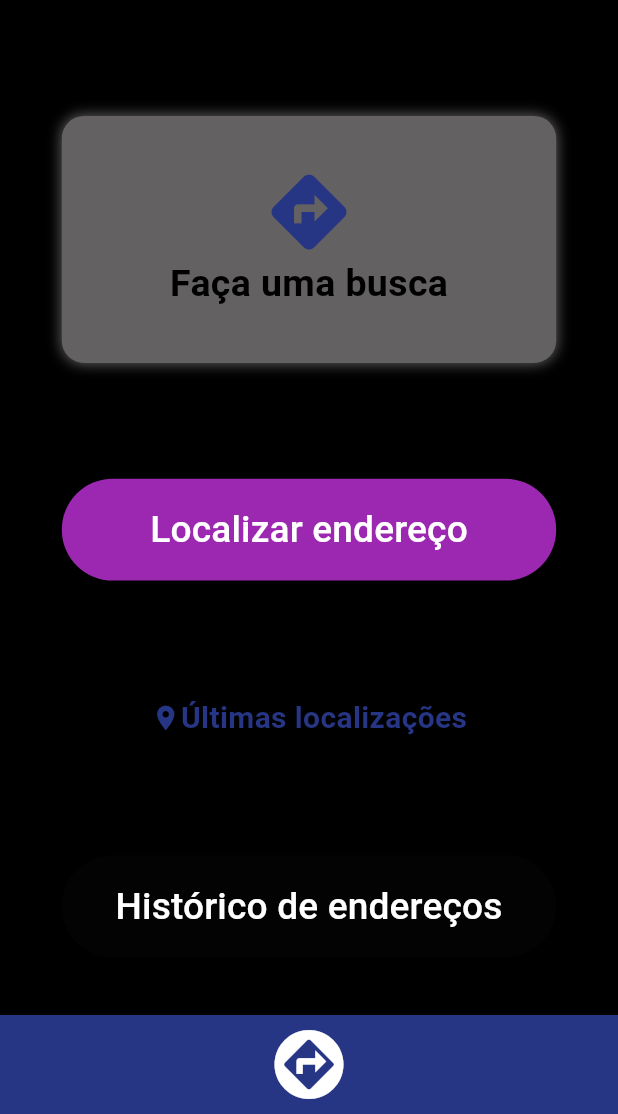
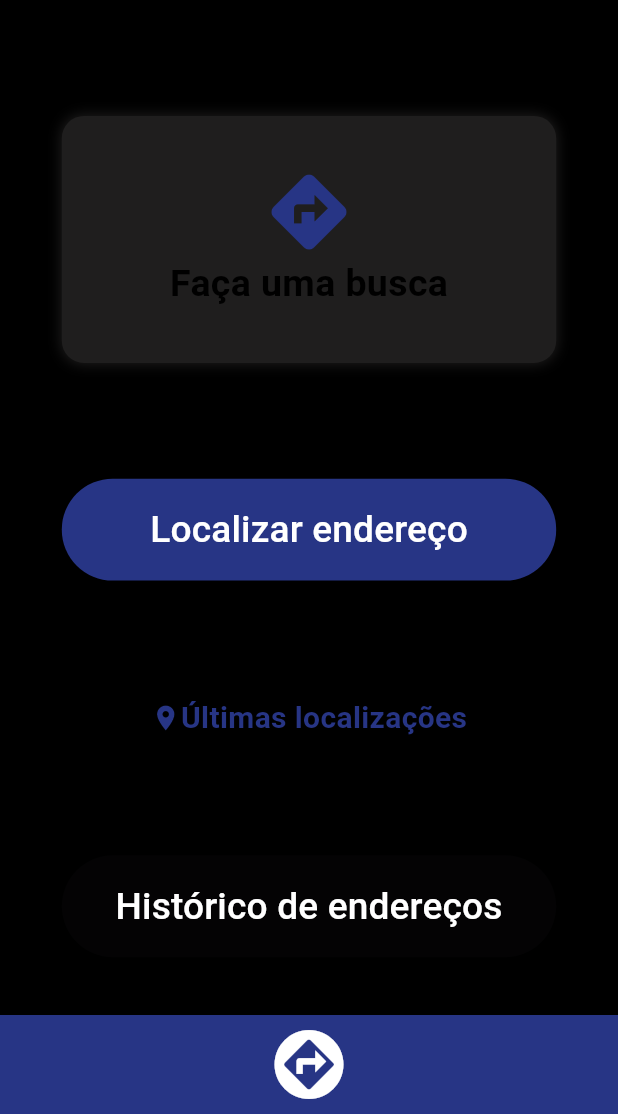
Before and after one commit to JoaoReiter/FastLocation---Atividade-01, a Flutter app: the screen it shows after launch, on a phone screen of 412 x 824 dp, the part 122-1236 px from its top. Run offline on Flutter 3.47's test engine with Material 3 defaults, Android fonts, the phone set to English and light mode, and no system bars; our stand-ins replace dio, flutter_mobx, hive, hive_flutter, mobx, shared_preferences; missing offline and left inert: path_provider_android, path_provider_ios; accounts and stored records are empty; generated files the repository leaves out were written again.

Commit message:
Correção Do Código

```diff
--- a/lib/modules/home/page/home_page.dart
+++ b/lib/modules/home/page/home_page.dart
@@ -95,12 +95,7 @@ class _HomePageState extends State<HomePage> {
                 );
               },
               style: ElevatedButton.styleFrom(
-                backgroundColor: Color.fromRGBO(
-                  156,
-                  39,
-                  176,
-                  1,
-                ),
+                backgroundColor: Color.fromRGBO(39, 53, 133, 1),
                 minimumSize: Size(
                   widthMedia * 0.8,
                   15,
--- a/lib/shared/colors/app_colors.dart
+++ b/lib/shared/colors/app_colors.dart
@@ -3,5 +3,5 @@ import 'package:flutter/material.dart';
 class AppColors {
   static const Color appPageBackground = Color.fromARGB(255, 0, 0, 0);
   static const Color appBarBackground = Color.fromRGBO(39, 53, 133, 1);
-  static const Color appBarContainer = Color.fromARGB(255, 99, 97, 97);
+  static const Color appBarContainer = Color.fromARGB(255, 31, 30, 30);
 }
```
